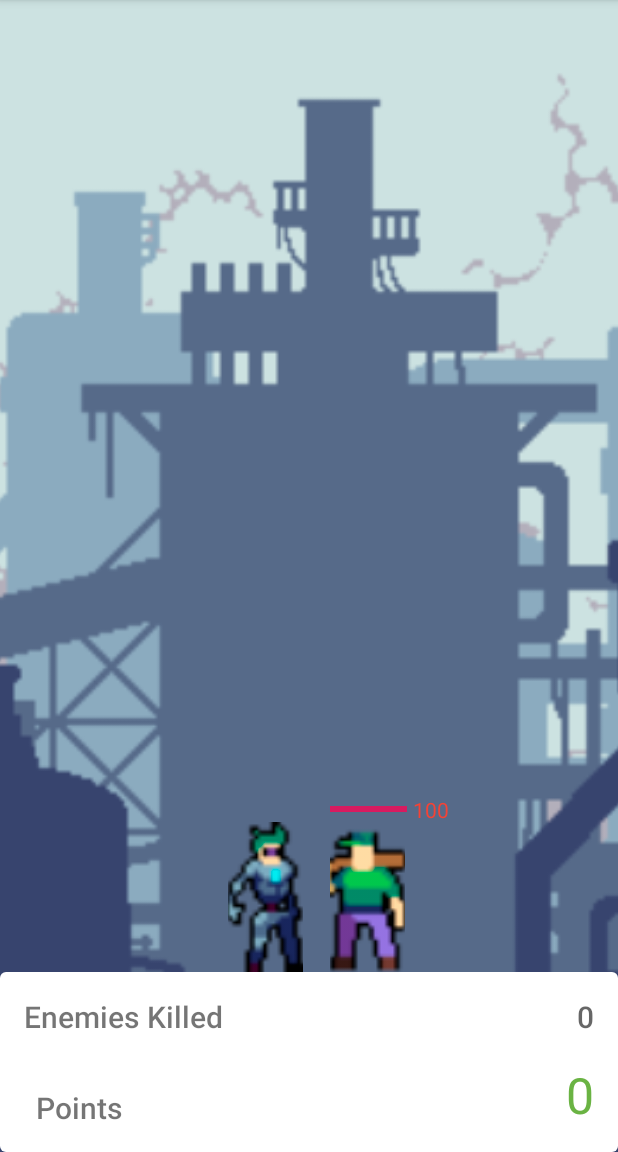
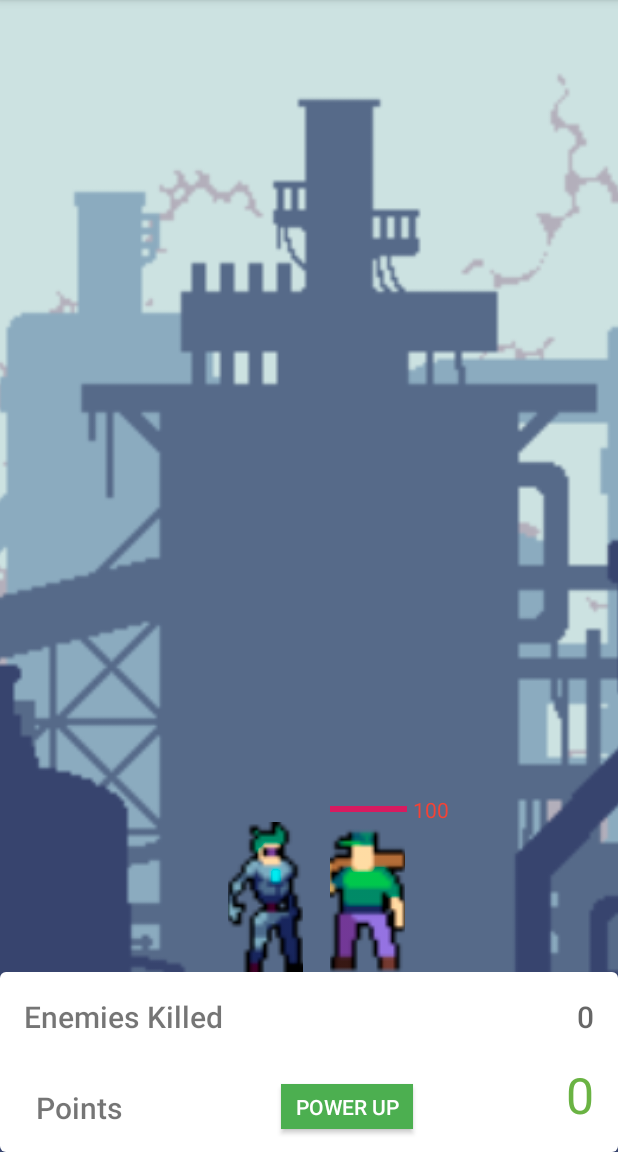
Before and after one commit to Koffer0-0/IdleClicker_AS2, an Android app: the screen it shows after launch (MainActivity), on a phone screen of 412 x 824 dp, the part 84-1236 px from its top. Run offline under Robolectric (Android 15) with nearby library versions, the phone set to English and light mode, and no system bars; our stand-ins replace Timber, data binding.

Commit message:
adding power up button

```diff
--- a/app/src/main/java/com/example/android/dessertclicker/MainActivity.kt
+++ b/app/src/main/java/com/example/android/dessertclicker/MainActivity.kt
@@ -36,6 +36,7 @@ class MainActivity : AppCompatActivity() {
 
     private var hitPoints:Int = 100
     private var revenue = 0
+    private var demage = 10
     private var enemyKilled = 0
 
     // Contains all the views
@@ -72,6 +73,10 @@ class MainActivity : AppCompatActivity() {
             onEnemyClicked()
         }
 
+        binding.power.setOnClickListener {
+            powerUp()
+        }
+
         // Set the TextViews to the right values
         binding.revenue = revenue
         binding.amountSold = enemyKilled
@@ -79,6 +84,10 @@ class MainActivity : AppCompatActivity() {
         showHitPoints()
         // Make sure the correct dessert is showing
         binding.enemy.setImageResource(currentEnemy.imageId)
+    }
+
+    private fun powerUp() {
+        demage = 30
     }
 
     private fun heroAnimate() {
@@ -119,7 +128,7 @@ class MainActivity : AppCompatActivity() {
     private fun onEnemyClicked() {
 
         // Update the score
-        hitPoints -= 10
+        hitPoints -= demage
 
         showHitPoints()
 
--- a/app/src/main/res/layout/activity_main.xml
+++ b/app/src/main/res/layout/activity_main.xml
@@ -77,6 +77,21 @@
             app:layout_constraintLeft_toLeftOf="parent"
             app:layout_constraintRight_toRightOf="parent"
             app:layout_constraintTop_toTopOf="@+id/amount_sold_text" />
+
+        <Button
+            android:id="@+id/power"
+            android:layout_width="wrap_content"
+            android:layout_height="30dp"
+            android:background="#4CAF50"
+            android:text="Power Up"
+            android:textColor="@color/white"
+            app:layout_constraintBottom_toBottomOf="parent"
+            app:layout_constraintEnd_toEndOf="@+id/white_background"
+            app:layout_constraintHorizontal_bias="0.578"
+            app:layout_constraintStart_toStartOf="@+id/white_background"
+            app:layout_constraintTop_toTopOf="@+id/white_background"
+            app:layout_constraintVertical_bias="0.83"
+            tools:ignore="MissingConstraints" />
 
         <TextView
             android:id="@+id/revenue_text"
```
Also changed, not shown: 77 other files.
